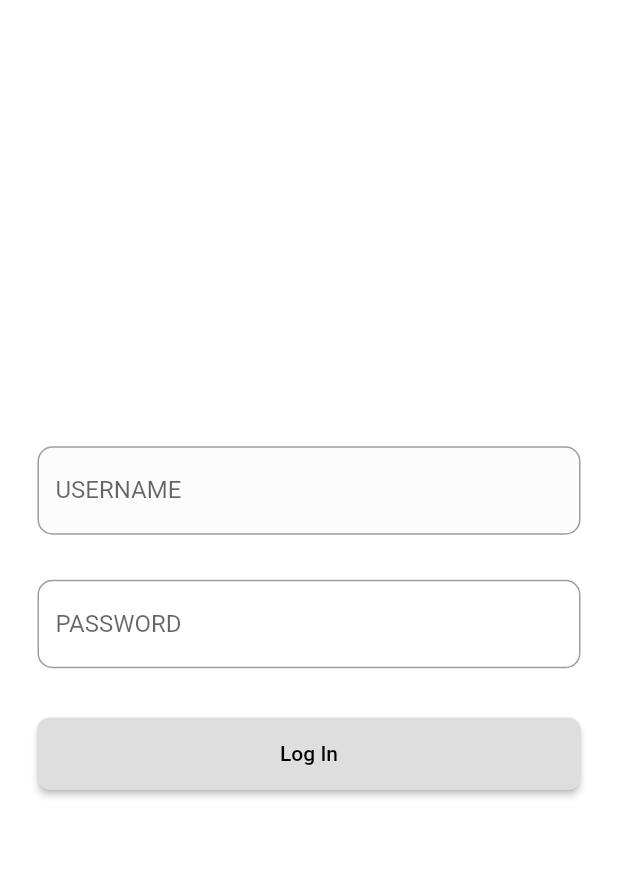
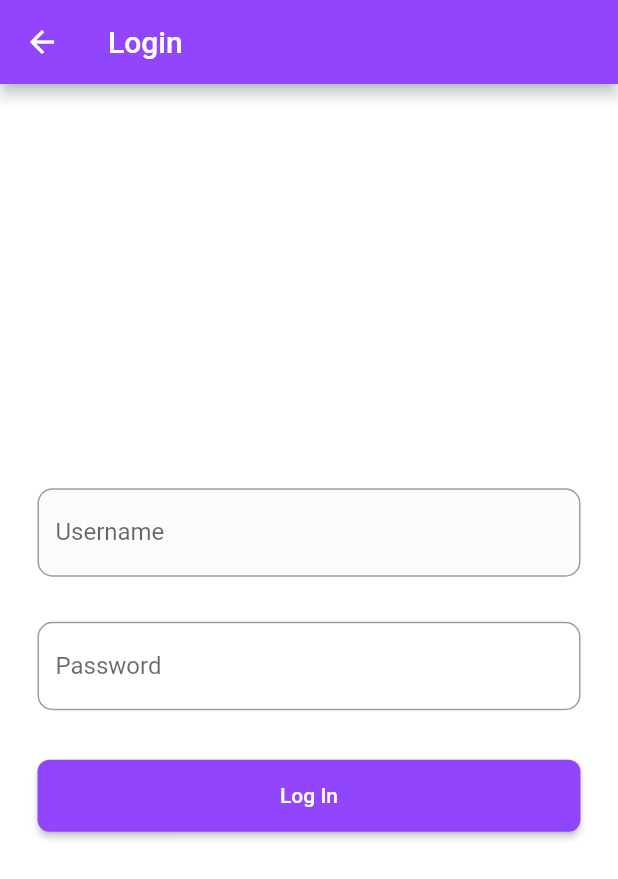
Before and after one commit to vivekjne/flutter-app-one, a Flutter app: the Login screen opened directly, on a phone screen of 412 x 824 dp. Shown: the top 879 px of the screen. Run offline on Flutter 3.47's test engine with Material 2 defaults, Android fonts, the phone set to English and light mode, and no system bars; network calls fail.

Commit message:
logi page header added

```diff
--- a/lib/screens/login.dart
+++ b/lib/screens/login.dart
@@ -4,6 +4,9 @@ class Login extends StatelessWidget {
   @override
   Widget build(BuildContext context) {
     return Scaffold(
+      appBar: AppBar(
+        title: Text('Login'),
+      ),
       body: LayoutBuilder(
           builder: (BuildContext context, BoxConstraints constraints) {
         return Container(
@@ -21,7 +24,7 @@ class Login extends StatelessWidget {
                     maxLines: 1,
                     autocorrect: false,
                     decoration: InputDecoration(
-                      labelText: "USERNAME",
+                      labelText: "Username",
                       hintText: 'John Doe',
                       filled: true,
                       fillColor: Color(0xFcccccc),
@@ -45,7 +48,7 @@ class Login extends StatelessWidget {
                     maxLines: 1,
                     autocorrect: false,
                     decoration: InputDecoration(
-                      labelText: "PASSWORD",
+                      labelText: "Password",
                       hintText: '*********',
                       filled: true,
                       fillColor: Color(0xFffffff),
@@ -71,11 +74,11 @@ class Login extends StatelessWidget {
                     borderRadius: new BorderRadius.circular(8.0),
                   ),
                   padding: EdgeInsets.symmetric(vertical: 16),
-                  color: Color(0x0ffdededf),
+                  color: Theme.of(context).primaryColor,
                   onPressed: () => true,
                   child: Text(
                     'Log In',
-                    style: TextStyle(color: Colors.black),
+                    style: TextStyle(color: Colors.white),
                   ),
                 ),
               )
```
Also changed, not shown: lib/screens/welcome.dart (+8 -1 lines).
